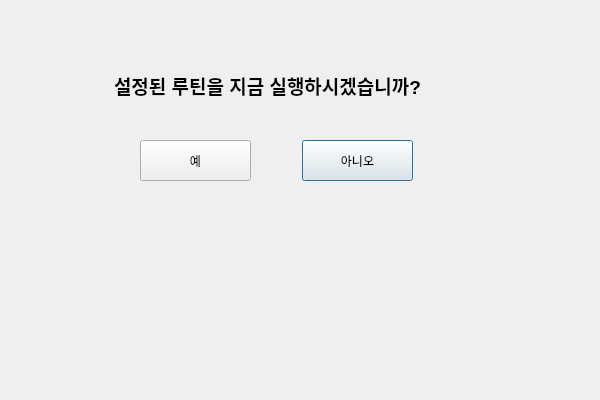
The window that Qt_Widgets_App_RoutineAutomator/Qt_Widgets_App_RoutineAutomator/Qt_WC_RoutineReady.ui (dndjd321/RoutineAutomator) describes before a commit, drawn with Qt 5.
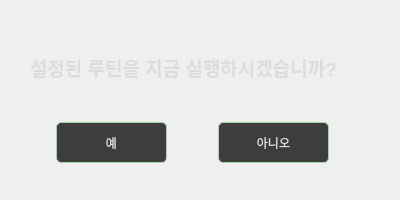
The same window after the commit.

```diff
--- a/Qt_Widgets_App_RoutineAutomator/Qt_Widgets_App_RoutineAutomator/Qt_WC_RoutineReady.ui
+++ b/Qt_Widgets_App_RoutineAutomator/Qt_Widgets_App_RoutineAutomator/Qt_WC_RoutineReady.ui
@@ -6,18 +6,102 @@
    <rect>
     <x>0</x>
     <y>0</y>
-    <width>600</width>
-    <height>400</height>
+    <width>400</width>
+    <height>200</height>
    </rect>
   </property>
   <property name="windowTitle">
    <string>Qt_WC_RoutineReady</string>
   </property>
+  <property name="styleSheet">
+   <string notr="true">/* 메인 창 배경 */
+QMainWindow {
+	background-color: #2b2b2b;
+}
+
+/* 모든 텍스트 기본 설정 */
+QWidget {
+	color: #dcdcdc;
+	font-family: &quot;Malgun Gothic&quot;; /* 한글 가독성 좋은 폰트 */
+}
+
+/* 구역을 나누는 선이나 테두리 (TreeWidget 등) */
+QTreeWidget, QGroupBox, QLineEdit {
+	background-color: #333333;
+	border: 1px solid #a5d6a7; /* 연두색 선 */
+	border-radius: 4px;
+	gridline-color: #444444;
+}
+
+/* 헤더 부분 */
+QHeaderView::section {
+	background-color: #3d3d3d;
+	color: #a5d6a7;
+	padding: 5px;
+	border: 0.5px solid #2b2b2b;
+}
+
+/* 버튼 스타일 */
+QPushButton {
+	background-color: #3d3d3d;
+	border: 1px solid #a5d6a7;
+	border-radius: 5px;
+	padding: 5px 15px;
+	min-height: 25px;
+}
+
+QPushButton:hover {
+	background-color: #4d4d4d;
+	border: 2px solid #c5e1a5; /* 호버 시 약간 더 밝은 연두 */
+}
+
+QPushButton:pressed {
+	background-color: #2b2b2b;
+}
+
+/* 체크박스 */
+QCheckBox::indicator {
+	width: 15px;
+	height: 15px;
+	border: 1px solid #a5d6a7;
+	background: #2b2b2b;
+}
+
+QCheckBox::indicator:checked {
+	background-color: #a5d6a7; /* 체크 시 연두색으로 채움 */
+}
+
+/* 상태 표시줄 */
+QStatusBar {
+	background-color: #2b2b2b;
+	color: #888888; /* 상태바 텍스트는 더 차분하게 */
+}
+
+/* 트레이 메뉴 및 모든 팝업 메뉴 설정 */
+QMenu {
+    background-color: #ffffff;      /* 메뉴 배경: 하얀색 */
+    color: #000000;                 /* 텍스트 색상: 검은색 (사용자 요청) */
+    border: 1px solid #dcdcdc;      /* 가느다란 회색 테두리 */
+}
+
+/* 메뉴 항목이 선택(마우스 오버) 되었을 때 */
+QMenu::item:selected {
+    background-color: #a5d6a7;      /* 우리가 정한 연두색으로 하이라이트 */
+    color: #000000;                 /* 선택되어도 글자는 검은색 유지 */
+}
+
+/* 메뉴 내부의 구분선 */
+QMenu::separator {
+    height: 1px;
+    background: #e0e0e0;
+    margin: 5px;
+}</string>
+  </property>
   <widget class="QPushButton" name="pbtn_RoutineReadyN">
    <property name="geometry">
     <rect>
-     <x>302</x>
-     <y>140</y>
+     <x>218</x>
+     <y>122</y>
      <width>111</width>
      <height>41</height>
     </rect>
@@ -29,8 +113,8 @@
   <widget class="QLabel" name="lb_RoutineReady_2">
    <property name="geometry">
     <rect>
-     <x>114</x>
-     <y>40</y>
+     <x>30</x>
+     <y>22</y>
      <width>361</width>
      <height>91</height>
     </rect>
@@ -42,8 +126,8 @@
   <widget class="QPushButton" name="pbtn_RoutineReadyY">
    <property name="geometry">
     <rect>
-     <x>140</x>
-     <y>140</y>
+     <x>56</x>
+     <y>122</y>
      <width>111</width>
      <height>41</height>
     </rect>
```
